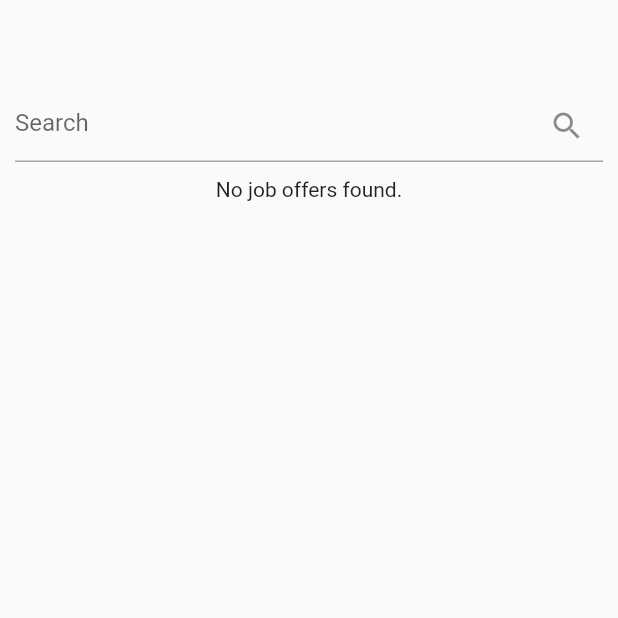
After one commit to WatheqPlatform/2023-GP1-1, a Flutter app: the OffersScreen screen opened directly, on a phone screen of 412 x 824 dp, the top half of it. The commit adds this screen. Run offline on Flutter 3.47's test engine with Material 2 defaults, Android fonts, the phone set to English and light mode, and no system bars; our stand-ins replace email_validator, fluttertoast, get; network calls fail.

Commit message:
view offers + searching

```diff
--- a/lib/Authentication/login_screen.dart
+++ b/lib/Authentication/login_screen.dart
@@ -1,11 +1,12 @@
 import "package:flutter/material.dart";
 import 'package:get/get.dart';
-import 'package:watheq_app/Authentication/signup-screen.dart';
+import 'package:watheq_app/Authentication/signup_screen.dart';
 import 'package:http/http.dart' as http;
 import 'package:watheq_app/database_connection/connection.dart';
 import 'package:fluttertoast/fluttertoast.dart';
 import 'dart:convert';
 import 'package:watheq_app/Authentication/user.dart';
+import 'package:watheq_app/offers.dart';
 
 class LoginScreen extends StatefulWidget {
   const LoginScreen({super.key});
@@ -38,6 +39,7 @@ class _LoginScreenState extends State<LoginScreen> {
         if (resBodyOfLogin == 1) {
           //true
           Fluttertoast.showToast(msg: "Loged in successfully");
+          Get.to(OffersScreen());
         } else {
           Fluttertoast.showToast(
               msg: "The email or password is incorrect, please try again");
--- a/lib/database_connection/connection.dart
+++ b/lib/database_connection/connection.dart
@@ -1,8 +1,11 @@
 class Connection {
   static const hostConnect =
-      "http://192.168.100.11/watheq_authentication"; // ip of the host devise
+      "http://192.168.100.11/watheq_api"; // ip of the host devise
 
-  static const signUp = "$hostConnect/sign_up.php";
-  static const validateEmail = "$hostConnect/validation.php";
-  static const logIn = "$hostConnect/log_in.php";
+//Authentication
+  static const signUp = "$hostConnect/authentication/sign_up.php";
+  static const validateEmail = "$hostConnect/authentication/validation.php";
+  static const logIn = "$hostConnect/authentication/log_in.php";
+
+  static const jobOffersData = "$hostConnect/getdata.php";
 }
--- /dev/null
+++ b/lib/offers.dart
@@ -0,0 +1,122 @@
+import 'package:flutter/material.dart';
+import 'package:http/http.dart' as http;
+import 'dart:convert';
+
+import 'package:watheq_app/database_connection/connection.dart';
+
+class OffersScreen extends StatefulWidget {
+  const OffersScreen({Key? key});
+
+  @override
+  State<OffersScreen> createState() => _OffersScreenState();
+}
+
+class _OffersScreenState extends State<OffersScreen> {
+  List allOffers = [];
+  List foundOffers = [];
+
+  Future<void> getdata() async {
+    var res = await http.get(Uri.parse(Connection.jobOffersData));
+
+    if (res.statusCode == 200) {
+      var red = json.decode(res.body);
+
+      // Update the allOffers
+      setState(() {
+        allOffers.addAll(red);
+        foundOffers.addAll(red);
+      });
+    }
+  }
+
+  @override
+  void initState() {
+    super.initState();
+    getdata();
+    print(allOffers);
+  }
+
+  void searchOffer(String searchedWord) {
+    List results = [];
+    if (searchedWord.isEmpty) {
+      results = allOffers;
+    } else {
+      results = allOffers
+          .where((element) =>
+              (element["JobTitle"]
+                  .toLowerCase()
+                  .contains(searchedWord.toLowerCase())) ||
+              (element["CompanyName"]
+                  .toLowerCase()
+                  .contains(searchedWord.toLowerCase())) ||
+              (element["Field"]
+                  .toLowerCase()
+                  .contains(searchedWord.toLowerCase())))
+          .toList();
+    }
+
+    setState(() {
+      foundOffers = results;
+      print(foundOffers);
+    });
+  }
+
+  @override
+  Widget build(BuildContext context) {
+    return Scaffold(
+      body: Column(
+        children: [
+          const SizedBox(
+            height: 50,
+          ),
+          Padding(
+            padding: const EdgeInsets.all(10.0),
+            child: TextField(
+              onChanged: (value) => searchOffer(value),
+              decoration: const InputDecoration(
+                hintText: "Search",
+                suffixIcon: Icon(Icons.search),
+              ),
+            ),
+          ),
+          foundOffers.isEmpty
+              ? const Center(
+                  // Display a message when the allOffers is empty
+                  child: Text('No job offers found.'),
+                )
+              : Expanded(
+                  child: ListView.builder(
+                    itemCount: foundOffers.length,
+                    itemBuilder: (context, index) {
+                      return Padding(
+                        padding: const EdgeInsets.all(15.0),
+                        child: Container(
+                          decoration: const BoxDecoration(
+                            color: Color.fromARGB(241, 246, 245, 245),
+                            borderRadius: BorderRadius.all(
+                              Radius.circular(30),
+                            ),
+                            boxShadow: [
+                              BoxShadow(
+                                blurRadius: 8,
+                                color: Colors.black26,
+                                offset: Offset(0, -3),
+                              ),
+                            ],
+                          ),
+                          child: ListTile(
+                            title: Text("${foundOffers[index]["JobTitle"]}"),
+                            subtitle:
+                                Text("${foundOffers[index]["CompanyName"]}"),
+                            trailing: Text("${foundOffers[index]["Date"]}"),
+                          ),
+                        ),
+                      );
+                    },
+                  ),
+                ),
+        ],
+      ),
+    );
+  }
+}
```
Also changed, not shown: lib/Authentication/signup_screen.dart (renamed from lib/Authentication/signup-screen.dart).
